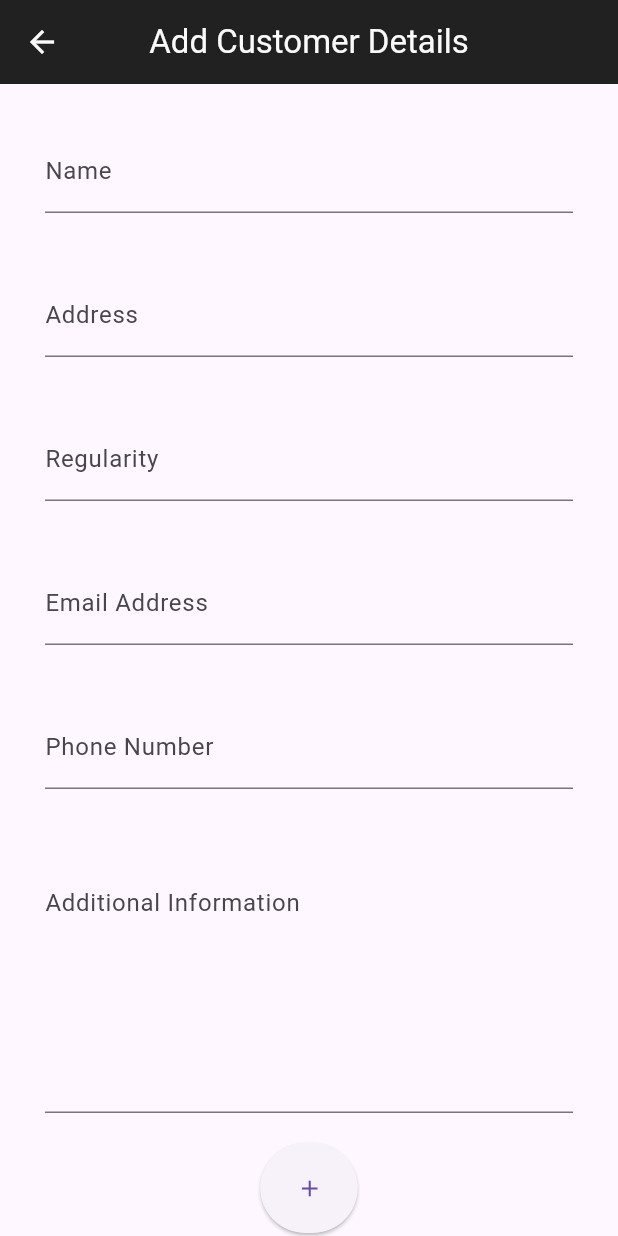
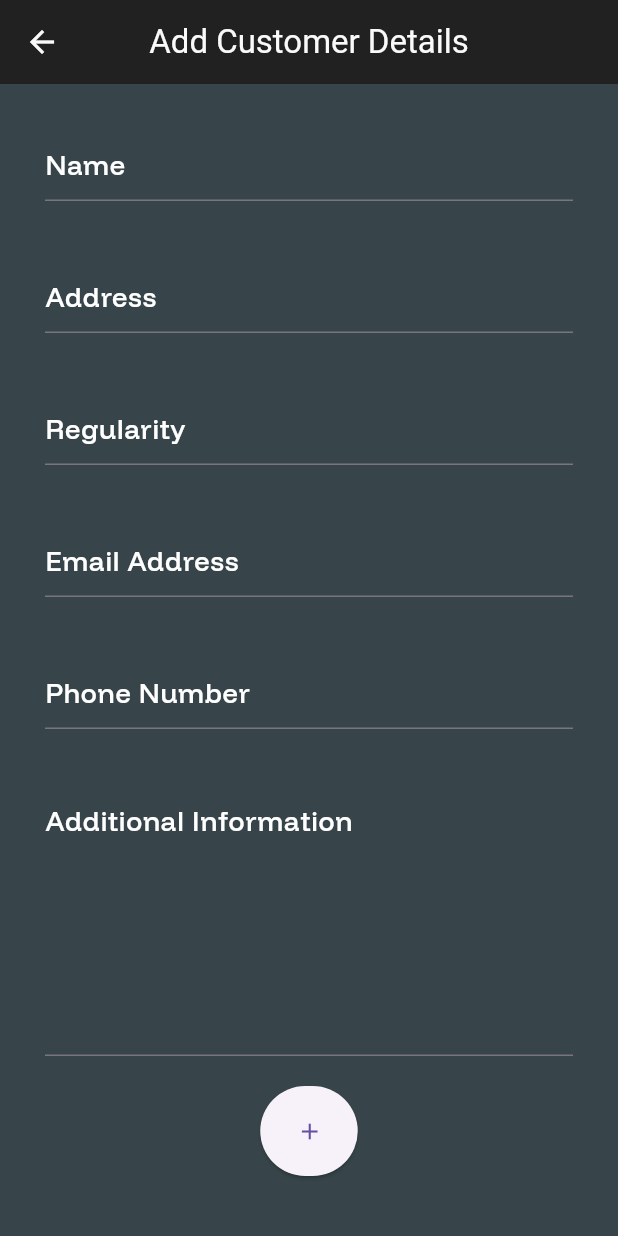
Before and after one commit to Biele10/Window-Cleaning-Mobile-App-Project, a Flutter app: the AddCustomer screen opened directly, on a phone screen of 412 x 824 dp. Run offline on Flutter 3.47's test engine with Material 3 defaults, Android fonts, the phone set to English and light mode, and no system bars; our stand-ins replace connectivity_plus, flutter_secure_storage, internet_connection_checker_plus; accounts and stored records are empty; network calls fail.

Commit message:
made changes to flutter GUI

```diff
--- a/lib/app_screens/add_customer.dart
+++ b/lib/app_screens/add_customer.dart
@@ -24,6 +24,7 @@ class _AddCustomerState extends State<AddCustomer> {
     return Form(
       key: _formKey,
       child: Scaffold(
+        backgroundColor: Color(0xFF37454a),
         appBar: AppBar(
           centerTitle: true,
           title: Text('Add Customer Details'),
@@ -40,11 +41,21 @@ class _AddCustomerState extends State<AddCustomer> {
                 Padding(
                   padding: const EdgeInsets.all(20.0),
                   child: TextFormField(
+                    style: TextStyle(
+                      color: Color(0xFFffffff),
+                      fontSize: 18,
+                      fontFamily: "FunnelDisplay",
+                    ),
                     controller:
                         _nameController, // allows for text that is entered
                     // within a textbox to be retrieved
                     decoration: InputDecoration(
-                      labelText: 'Name',
+                      hintText: 'Name',
+                      hintStyle: TextStyle(
+                        color: Color(0xFFffffff),
+                        fontSize: 18,
+                        fontFamily: 'FunnelDisplay',
+                      ),
                     ), // hint text to tell user what to
                     // type in there
                   ),
@@ -52,8 +63,20 @@ class _AddCustomerState extends State<AddCustomer> {
                 Padding(
                   padding: const EdgeInsets.all(20.0),
                   child: TextFormField(
+                    style: TextStyle(
+                      color: Color(0xFFffffff),
+                      fontSize: 18,
+                      fontFamily: "FunnelDisplay",
+                    ),
                     controller: _addressController,
-                    decoration: InputDecoration(labelText: 'Address'),
+                    decoration: InputDecoration(
+                      hintText: 'Address',
+                      hintStyle: TextStyle(
+                        color: Color(0xFFffffff),
+                        fontSize: 18,
+                        fontFamily: 'FunnelDisplay',
+                      ),
+                    ),
                     validator: (value) {
                       if (value == null || value.isEmpty) {
                         // used in order to verify whether
@@ -67,31 +90,77 @@ class _AddCustomerState extends State<AddCustomer> {
                 Padding(
                   padding: const EdgeInsets.all(20.0),
                   child: TextFormField(
+                    style: TextStyle(
+                      color: Color(0xFFffffff),
+                      fontSize: 18,
+                      fontFamily: "FunnelDisplay",
+                    ),
                     controller: _regularityController,
-                    decoration: InputDecoration(labelText: 'Regularity'),
+                    decoration: InputDecoration(
+                      hintText: 'Regularity',
+                      hintStyle: TextStyle(
+                        color: Color(0xFFffffff),
+                        fontSize: 18,
+                        fontFamily: 'FunnelDisplay',
+                      ),
+                    ),
                   ),
                 ),
                 Padding(
                   padding: const EdgeInsets.all(20.0),
                   child: TextFormField(
+                    style: TextStyle(
+                      color: Color(0xFFffffff),
+                      fontSize: 18,
+                      fontFamily: "FunnelDisplay",
+                    ),
                     controller: _emailController,
-                    decoration: InputDecoration(labelText: 'Email Address'),
+                    decoration: InputDecoration(
+                      hintText: 'Email Address',
+                      hintStyle: TextStyle(
+                        color: Color(0xFFffffff),
+                        fontSize: 18,
+                        fontFamily: 'FunnelDisplay',
+                      ),
+                    ),
                   ),
                 ),
                 Padding(
                   padding: const EdgeInsets.all(20.0),
                   child: TextFormField(
+                    style: TextStyle(
+                      color: Color(0xFFffffff),
+                      fontSize: 18,
+                      fontFamily: "FunnelDisplay",
+                    ),
                     controller: _phoneController,
-                    decoration: InputDecoration(labelText: 'Phone Number'),
+                    decoration: InputDecoration(
+                      hintText: 'Phone Number',
+                      hintStyle: TextStyle(
+                        color: Color(0xFFffffff),
+                        fontSize: 18,
+                        fontFamily: 'FunnelDisplay',
+                      ),
+                    ),
                   ),
                 ),
                 Padding(
                   padding: const EdgeInsets.all(20.0),
                   child: TextField(
+                    style: TextStyle(
+                      color: Color(0xFFffffff),
+                      fontSize: 18,
+                      fontFamily: "FunnelDisplay",
+                    ),
                     controller: _additionalinfoController,
                     maxLines: 6,
                     decoration: InputDecoration(
-                      labelText: "Additional Information",
+                      hintText: "Additional Information",
+                      hintStyle: TextStyle(
+                        color: Color(0xFFffffff),
+                        fontSize: 18,
+                        fontFamily: 'FunnelDisplay',
+                      ),
                       alignLabelWithHint: true,
                     ),
                   ),
--- a/lib/app_screens/first_screen.dart
+++ b/lib/app_screens/first_screen.dart
@@ -24,7 +24,7 @@ class _FirstScreenState extends State<FirstScreen> {
         centerTitle: true,
         foregroundColor: Colors.grey[50],
       ),
-      backgroundColor: Color(0xFF2E8B57),
+      backgroundColor: Color(0xFF37454a),
       bottomNavigationBar: BottomNavigationBar(
         // navigation bar at the bottom
         // of the screen
```
